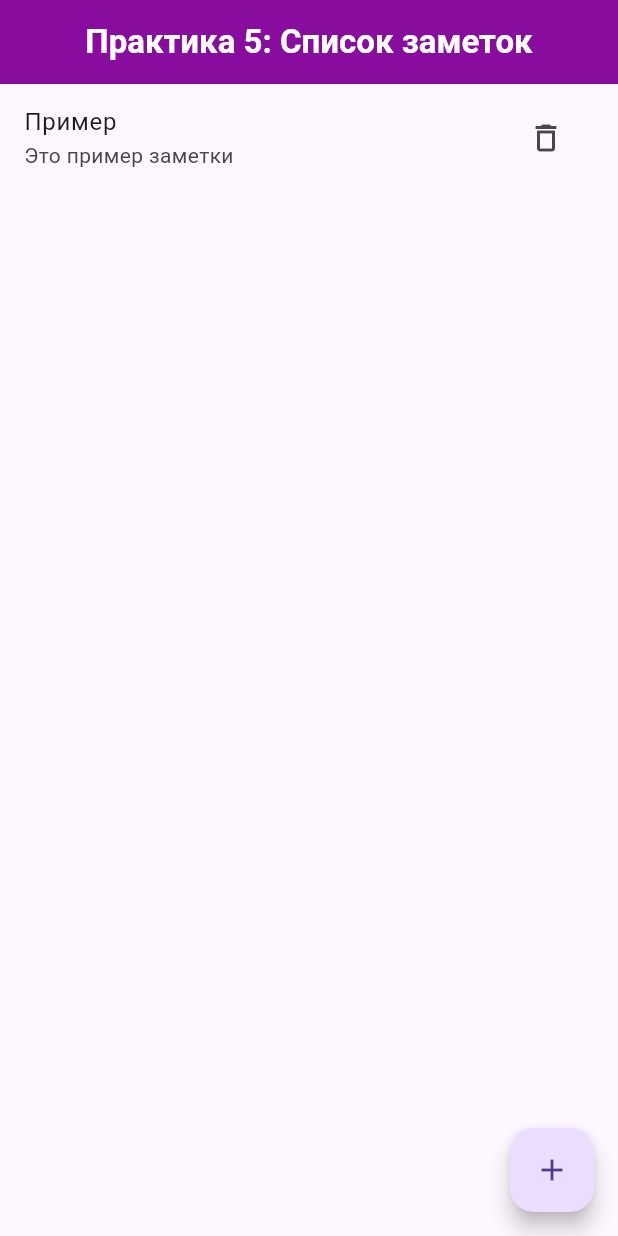
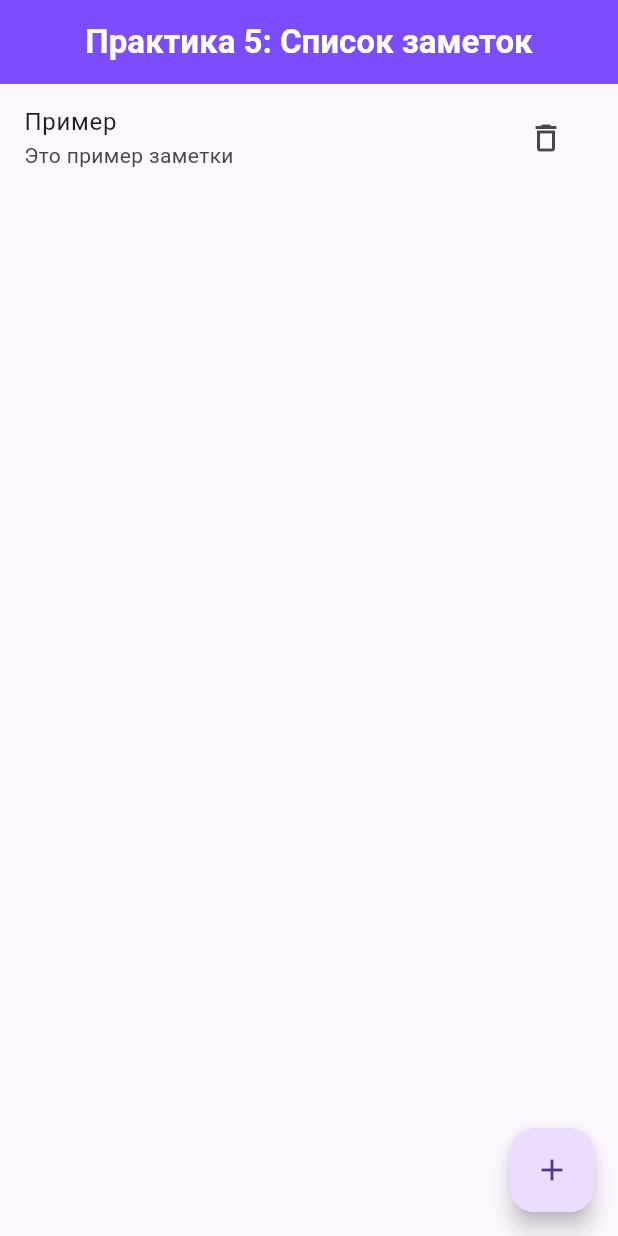
Before and after one commit to Kirus1930/PKS_Task_5, a Flutter app: the screen it shows after launch, on a phone screen of 412 x 824 dp. Run offline on Flutter 3.47's test engine with Material 3 defaults, Android fonts, the phone set to English and light mode, and no system bars.

Commit message:
Update main.dart

```diff
--- a/flutter_simple_notes_eremin/lib/main.dart
+++ b/flutter_simple_notes_eremin/lib/main.dart
@@ -69,7 +69,7 @@ class _NotesPageState extends State<NotesPage> {
           style: TextStyle(fontWeight: FontWeight.w600, color: Colors.white),
         ),
         centerTitle: true,
-        backgroundColor: const Color.fromARGB(255, 136, 12, 158),
+        backgroundColor: Colors.deepPurpleAccent,
       ),
       floatingActionButton: FloatingActionButton(
         onPressed: _addNote,
```
